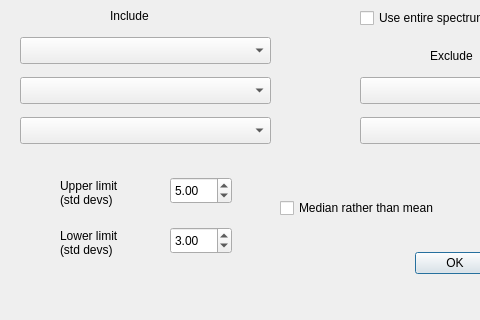
Old version of the form Numpy/Sdadmin/markexceptdlg.ui in the repository JohnMCollins/python-astro-progs; both pictures show x 0 to 480 and y 153 to 473 of the 657 by 473 pixel window.
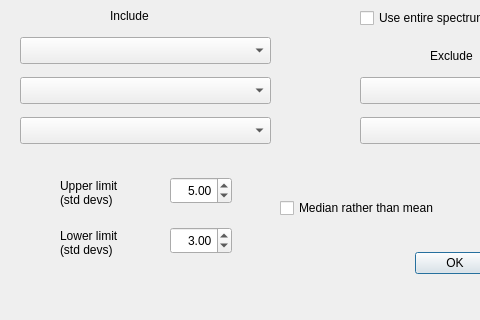
New version of the form.

```diff
--- a/Numpy/Sdadmin/markexceptdlg.ui
+++ b/Numpy/Sdadmin/markexceptdlg.ui
@@ -144,6 +144,9 @@
    <property name="toolTip">
     <string>Gives the upper limit of acceptable standard deviations</string>
    </property>
+   <property name="alignment">
+    <set>Qt::AlignRight|Qt::AlignTrailing|Qt::AlignVCenter</set>
+   </property>
    <property name="minimum">
     <double>0.010000000000000</double>
    </property>
@@ -183,6 +186,9 @@
    <property name="toolTip">
     <string>Gives the lower limit of acceptable standard deviations</string>
    </property>
+   <property name="alignment">
+    <set>Qt::AlignRight|Qt::AlignTrailing|Qt::AlignVCenter</set>
+   </property>
    <property name="minimum">
     <double>0.010000000000000</double>
    </property>
```
